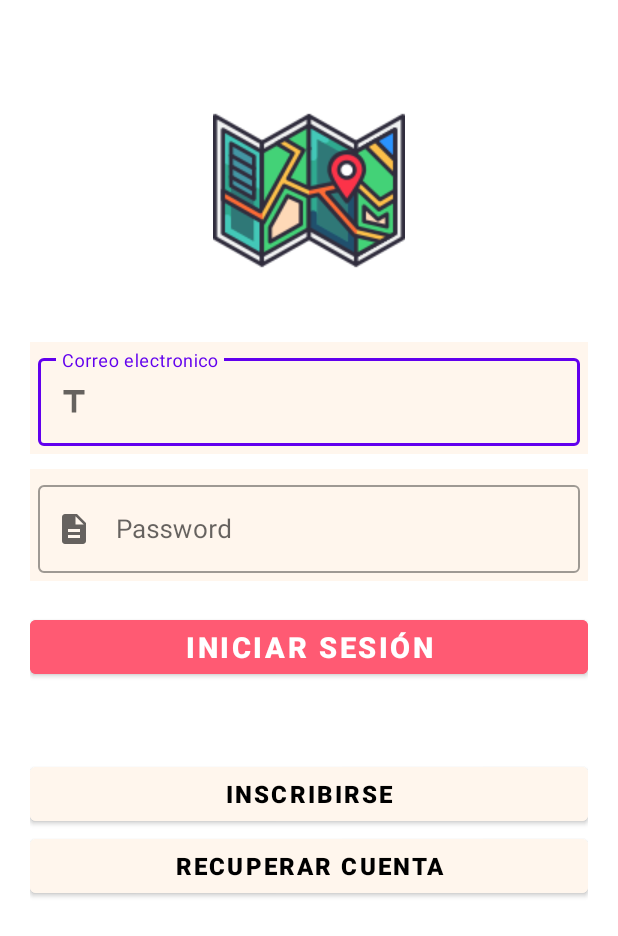
After one commit to DanielAyalaRa/LADM_LosInvitados, an Android app: the layout activity_login.xml on its own in the app's theme, with its tools: preview values and no code run, on a phone screen of 412 x 824 dp. The commit adds this screen. Shown: the top 936 px of the screen. Run offline under Robolectric (Android 15) with nearby library versions, the phone set to English and light mode, and no system bars.

Commit message:
login
Autenticacion y activity login

```diff
--- a/app/build.gradle
+++ b/app/build.gradle
@@ -48,6 +48,7 @@ dependencies {
     implementation('androidx.recyclerview:recyclerview:1.2.1')
     implementation 'com.google.firebase:firebase-firestore-ktx:24.1.2'
     implementation 'com.google.firebase:firebase-storage-ktx:20.0.1'
+    implementation 'com.google.firebase:firebase-auth-ktx:21.0.4'
     testImplementation 'junit:junit:4.13.2'
     androidTestImplementation 'androidx.test.ext:junit:1.1.3'
     androidTestImplementation 'androidx.test.espresso:espresso-core:3.4.0'
--- a/app/src/main/java/mx/edu/ittepic/daar/ladm_u5_centrohitorico_losinvencibles/SplashScreen.kt
+++ b/app/src/main/java/mx/edu/ittepic/daar/ladm_u5_centrohitorico_losinvencibles/SplashScreen.kt
@@ -21,7 +21,7 @@ class SplashScreen : AppCompatActivity() {
 
         binding.inicio.alpha = 0f
         binding.inicio.animate().setDuration(1500).alpha(1f).withEndAction {
-            val i = Intent(this,MainActivity::class.java)
+            val i = Intent(this,Login::class.java)
             startActivity(i)
             finish()
         }
--- /dev/null
+++ b/app/src/main/res/layout/activity_login.xml
@@ -0,0 +1,86 @@
+<?xml version="1.0" encoding="utf-8"?>
+<LinearLayout xmlns:android="http://schemas.android.com/apk/res/android"
+    xmlns:app="http://schemas.android.com/apk/res-auto"
+    xmlns:tools="http://schemas.android.com/tools"
+    android:layout_width="match_parent"
+    android:layout_height="match_parent"
+    android:orientation="vertical"
+    android:background="@color/white"
+    android:padding="20dp"
+    tools:context=".Login">
+
+    <ImageView
+        android:layout_width="wrap_content"
+        android:layout_height="wrap_content"
+        android:src="@drawable/mapa"
+        android:layout_gravity="center_horizontal"
+        android:layout_marginTop="40dp"
+        android:layout_marginBottom="40dp"/>
+
+    <com.google.android.material.textfield.TextInputLayout
+        style="@style/Widget.MaterialComponents.TextInputLayout.OutlinedBox"
+        android:layout_width="match_parent"
+        android:layout_height="wrap_content"
+        android:hint="Correo electronico"
+        android:background="@color/colorCrema"
+        android:layout_marginBottom="10dp"
+        android:padding="5dp"
+        app:startIconDrawable="@drawable/ic_baseline_title_24">
+
+        <com.google.android.material.textfield.TextInputEditText
+            android:id="@+id/correo"
+            android:layout_width="match_parent"
+            android:layout_height="wrap_content"
+            android:textSize="17sp" />
+    </com.google.android.material.textfield.TextInputLayout>
+
+    <com.google.android.material.textfield.TextInputLayout
+        style="@style/Widget.MaterialComponents.TextInputLayout.OutlinedBox"
+        android:layout_width="match_parent"
+        android:layout_height="wrap_content"
+        android:hint="Password"
+        android:background="@color/colorCrema"
+        android:layout_marginBottom="20dp"
+        android:padding="5dp"
+        app:startIconDrawable="@drawable/ic_baseline_description_24">
+
+        <com.google.android.material.textfield.TextInputEditText
+            android:id="@+id/txtPass"
+            android:layout_width="match_parent"
+            android:layout_height="wrap_content"
+            android:inputType="textPassword"
+            android:textSize="17sp"/>
+
+    </com.google.android.material.textfield.TextInputLayout>
+
+    <Button
+        android:layout_width="match_parent"
+        android:layout_height="wrap_content"
+        android:text="Iniciar Sesión"
+        android:id="@+id/autenticar"
+        android:layout_marginBottom="50dp"
+        android:backgroundTint="@color/salmon"
+        android:textStyle="bold"
+        android:textSize="19sp"/>
+
+    <Button
+        android:layout_width="match_parent"
+        android:layout_height="wrap_content"
+        android:text="inscribirse"
+        android:id="@+id/inscribir"
+        android:textColor="@color/black"
+        android:textStyle="bold"
+        android:backgroundTint="@color/colorCrema"
+        android:textSize="16sp"/>
+
+    <Button
+        android:layout_width="match_parent"
+        android:layout_height="wrap_content"
+        android:text="recuperar cuenta"
+        android:layout_marginBottom="10dp"
+        android:textStyle="bold"
+        android:textColor="@color/black"
+        android:backgroundTint="@color/colorCrema"
+        android:id="@+id/recuperar"
+        android:textSize="16sp"/>
+</LinearLayout>
```
Also changed, not shown: app/src/main/AndroidManifest.xml (+6 -3 lines), app/src/main/java/mx/edu/ittepic/daar/ladm_u5_centrohitorico_losinvencibles/Login.kt (added, +98 -0 lines).
